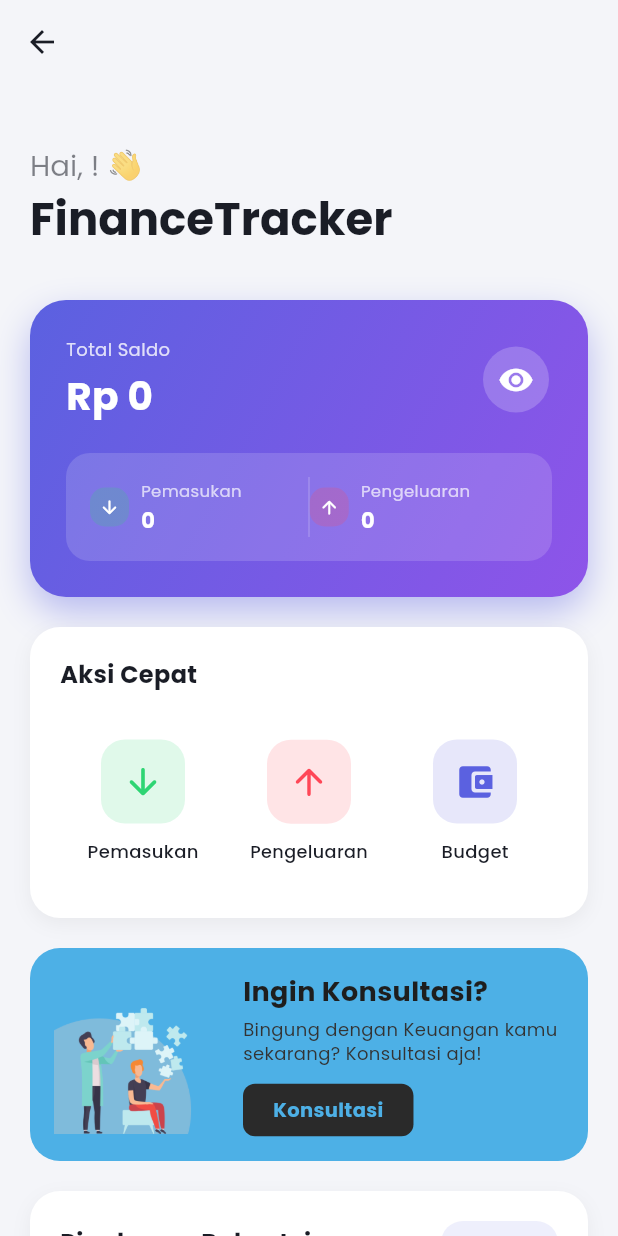
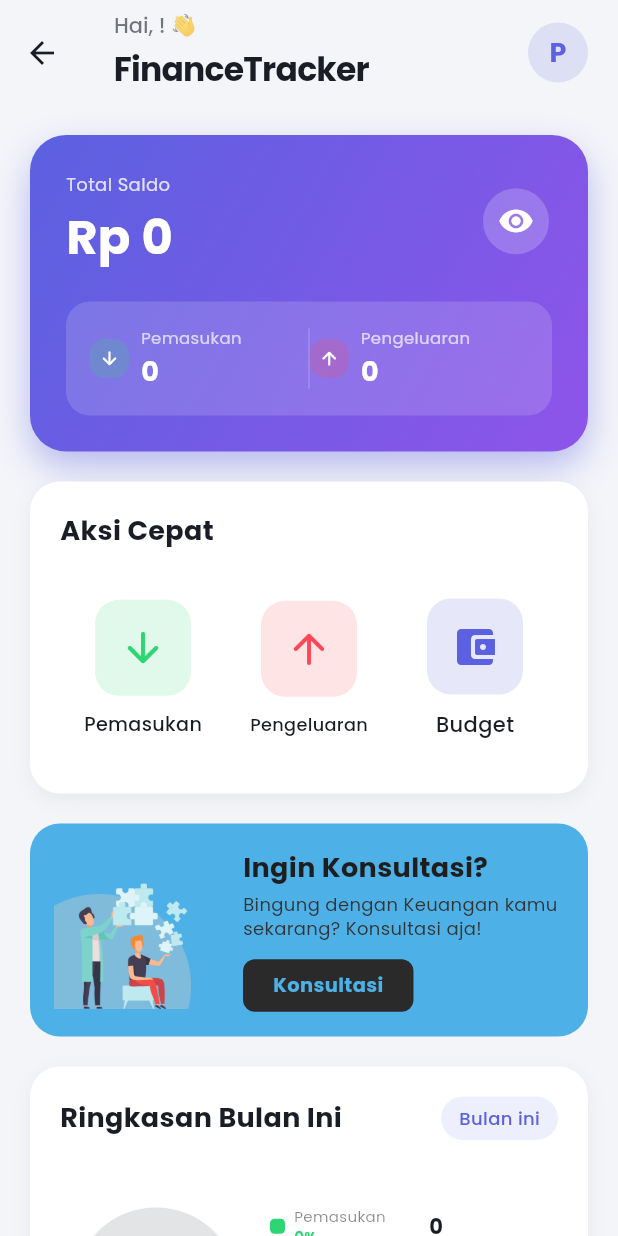
Before and after one commit to agussusanto7/Finance-Tracker, a Flutter app: the DashboardScreen screen opened directly, on a phone screen of 412 x 824 dp. Run offline on Flutter 3.47's test engine with Material 3 defaults, Android fonts, the phone set to English and light mode, and no system bars; drawn by our look-alikes of fl_chart; our stand-ins replace cloud_firestore, firebase_auth, firebase_core, flutter_dotenv, flutter_markdown, flutter_slidable and 9 more; accounts and stored records are empty.

Commit message:
Update aplikasi untuk semua device

```diff
--- a/lib/screens/dashboard/dashboard_screen.dart
+++ b/lib/screens/dashboard/dashboard_screen.dart
@@ -1,3 +1,4 @@
+import 'dart:io';
 import 'package:flutter/material.dart';
 import 'package:provider/provider.dart';
 import 'package:fl_chart/fl_chart.dart';
@@ -58,30 +59,46 @@ class _DashboardScreenState extends State<DashboardScreen> {
 
   Widget _buildAppBar(BuildContext context) {
     final cs = Theme.of(context).colorScheme;
+    final screenWidth = MediaQuery.of(context).size.width;
+    final isSmallScreen = screenWidth < 360;
+
     return Consumer<UserProvider>(
       builder: (context, userProvider, child) {
-        final userName = userProvider.user?.name ?? 'Pengguna';
+        final user = userProvider.user;
+        final userName = user?.name ?? 'Pengguna';
         // Ambil nama depan saja agar tidak terlalu panjang
         final firstName = userName.split(' ').first;
 
+        // Logika untuk foto profil
+        final hasPhoto = user?.photoPath != null && user!.photoPath!.isNotEmpty;
+        final isNetworkPhoto = hasPhoto && user!.photoPath!.startsWith('http');
+        final photoFile = hasPhoto && !isNetworkPhoto ? File(user!.photoPath!) : null;
+        final photoExists = isNetworkPhoto || (photoFile?.existsSync() ?? false);
+
+        ImageProvider? getProfileImage() {
+          if (isNetworkPhoto) return NetworkImage(user!.photoPath!);
+          if (photoExists && photoFile != null) return FileImage(photoFile);
+          return null;
+        }
+
         return SliverAppBar(
-          expandedHeight: 180,
-          floating: false,
+          toolbarHeight: 70, // Tinggi yang lebih padat dan pas
+          floating: true,
           pinned: true,
           backgroundColor: Theme.of(context).scaffoldBackgroundColor,
           elevation: 0,
-          flexibleSpace: FlexibleSpaceBar(
-            titlePadding: const EdgeInsets.only(left: 20, bottom: 16),
+          centerTitle: false, // Menjamin teks sejajar ke kiri
+          titleSpacing: 20,
           title: Column(
-              mainAxisAlignment: MainAxisAlignment.end,
+            mainAxisAlignment: MainAxisAlignment.center,
             crossAxisAlignment: CrossAxisAlignment.start,
             children: [
               Text(
                 'Hai, $firstName! 👋',
                 style: TextStyle(
-                    color: cs.onSurface.withOpacity(0.55),
-                    fontSize: 13,
-                    fontWeight: FontWeight.normal,
+                  color: cs.onSurface.withOpacity(0.6),
+                  fontSize: isSmallScreen ? 12 : 14,
+                  fontWeight: FontWeight.w500,
                 ),
               ),
               const SizedBox(height: 2),
@@ -89,13 +106,45 @@ class _DashboardScreenState extends State<DashboardScreen> {
                 'FinanceTracker',
                 style: TextStyle(
                   color: cs.onSurface,
-                    fontSize: 20,
+                  fontSize: isSmallScreen ? 20 : 22,
                   fontWeight: FontWeight.bold,
+                  letterSpacing: -0.5,
                 ),
               ),
             ],
           ),
+          actions: [
+            // Avatar profil yang bisa di-klik untuk pindah ke Pengaturan (Index 3)
+            Padding(
+              padding: const EdgeInsets.only(right: 20.0),
+              child: GestureDetector(
+                onTap: () {
+                  Navigator.pushAndRemoveUntil(
+                    context,
+                    MaterialPageRoute(
+                      builder: (context) => const MainScreen(initialIndex: 3),
                     ),
+                    (route) => false,
+                  );
+                },
+                child: CircleAvatar(
+                  radius: 20,
+                  backgroundColor: AppConstants.primaryColor.withOpacity(0.15),
+                  backgroundImage: getProfileImage(),
+                  child: !photoExists
+                      ? Text(
+                          firstName.isNotEmpty ? firstName[0].toUpperCase() : 'P',
+                          style: TextStyle(
+                            color: AppConstants.primaryColor,
+                            fontWeight: FontWeight.bold,
+                            fontSize: 18,
+                          ),
+                        )
+                      : null,
+                ),
+              ),
+            ),
+          ],
         );
       },
     );
@@ -154,9 +203,9 @@ class _DashboardScreenState extends State<DashboardScreen> {
                                 ? 'Rp ••••••••'
                                 : CurrencyFormatter.formatCurrency(
                                     transactionProvider.totalBalance),
-                            style: const TextStyle(
+                            style: TextStyle(
                               color: Colors.white,
-                              fontSize: 26,
+                              fontSize: MediaQuery.of(context).size.width < 360 ? 24 : 32,
                               fontWeight: FontWeight.bold,
                             ),
                           ),
@@ -269,9 +318,9 @@ class _DashboardScreenState extends State<DashboardScreen> {
                       alignment: Alignment.centerLeft,
                       child: Text(
                         balanceHidden ? '• • •' : CurrencyFormatter.formatCompact(amount),
-                        style: const TextStyle(
+                        style: TextStyle(
                           color: Colors.white,
-                          fontSize: 14,
+                          fontSize: MediaQuery.of(context).size.width < 360 ? 14 : 18,
                           fontWeight: FontWeight.bold,
                         ),
                       ),
@@ -310,7 +359,7 @@ class _DashboardScreenState extends State<DashboardScreen> {
           Text(
             'Aksi Cepat',
             style: TextStyle(
-              fontSize: 16,
+              fontSize: MediaQuery.of(context).size.width < 360 ? 16 : 18,
               fontWeight: FontWeight.bold,
               color: textPrimary,
             ),
@@ -392,13 +441,13 @@ class _DashboardScreenState extends State<DashboardScreen> {
         child: Column(
           children: [
             Container(
-              width: 56,
-              height: 56,
+              width: MediaQuery.of(context).size.width < 360 ? 56 : 64,
+              height: MediaQuery.of(context).size.width < 360 ? 56 : 64,
               decoration: BoxDecoration(
                 color: color.withOpacity(0.15),
                 borderRadius: BorderRadius.circular(16),
               ),
-              child: Icon(icon, color: color, size: 28),
+              child: Icon(icon, color: color, size: MediaQuery.of(context).size.width < 360 ? 28 : 32),
             ),
             const SizedBox(height: 10),
             SizedBox(
@@ -408,7 +457,7 @@ class _DashboardScreenState extends State<DashboardScreen> {
                 child: Text(
                   label,
                   style: TextStyle(
-                    fontSize: 12,
+                    fontSize: MediaQuery.of(context).size.width < 360 ? 12 : 14,
                     fontWeight: FontWeight.w500,
                     color: textPrimary,
                   ),
@@ -452,7 +501,7 @@ class _DashboardScreenState extends State<DashboardScreen> {
                   Text(
                     'Ringkasan Bulan Ini',
                     style: TextStyle(
-                      fontSize: 16,
+                      fontSize: MediaQuery.of(context).size.width < 360 ? 16 : 18,
                       fontWeight: FontWeight.bold,
                       color: textPrimary,
                     ),
@@ -479,7 +528,7 @@ class _DashboardScreenState extends State<DashboardScreen> {
               ),
               const SizedBox(height: 20),
               SizedBox(
-                height: 140,
+                height: MediaQuery.of(context).size.width < 360 ? 140 : 160,
                 child: FutureBuilder<List<double>>(
                   future: Future.wait([
                     provider.getTotalIncomeByMonth(DateTime.now()),
@@ -641,7 +690,7 @@ class _DashboardScreenState extends State<DashboardScreen> {
             child: Text(
               value,
               style: TextStyle(
-                fontSize: 12,
+                fontSize: MediaQuery.of(context).size.width < 360 ? 12 : 14,
                 fontWeight: FontWeight.bold,
                 color: textPrimary,
               ),
@@ -687,7 +736,7 @@ class _DashboardScreenState extends State<DashboardScreen> {
                       child: Text(
                         'Transaksi Terbaru',
                         style: TextStyle(
-                          fontSize: 16,
+                          fontSize: MediaQuery.of(context).size.width < 360 ? 16 : 18,
                           fontWeight: FontWeight.bold,
                           color: textPrimary,
                         ),
```
Lines whose indentation alone changed are shown as unchanged.
